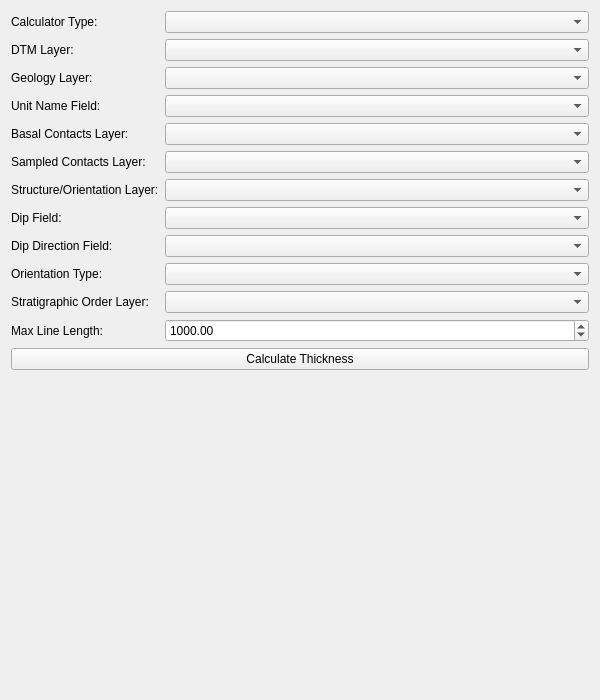
Before: the Qt Designer form loopstructural/gui/map2loop_tools/thickness_calculator_widget.ui in Loop3D/plugin_loopstructural, drawn with Qt 5.
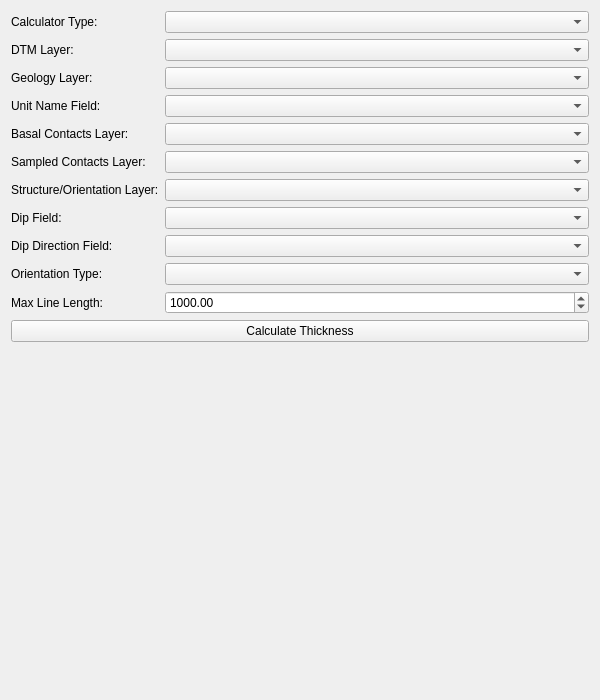
After: the same form once the commit is applied. Custom widgets are drawn as their Qt base class.

Commit message: fix: remove stratigraphic column layers

Diff of the .ui file:
```diff
--- a/loopstructural/gui/map2loop_tools/thickness_calculator_widget.ui
+++ b/loopstructural/gui/map2loop_tools/thickness_calculator_widget.ui
@@ -125,27 +125,13 @@
       <widget class="QComboBox" name="orientationTypeComboBox"/>
      </item>
      <item row="10" column="0">
-      <widget class="QLabel" name="stratiColumnLabel">
-       <property name="text">
-        <string>Stratigraphic Order Layer:</string>
-       </property>
-      </widget>
-     </item>
-     <item row="10" column="1">
-      <widget class="QgsMapLayerComboBox" name="stratiColumnComboBox">
-       <property name="allowEmptyLayer">
-        <bool>true</bool>
-       </property>
-      </widget>
-     </item>
-     <item row="11" column="0">
       <widget class="QLabel" name="maxLineLengthLabel">
        <property name="text">
         <string>Max Line Length:</string>
        </property>
       </widget>
      </item>
-     <item row="11" column="1">
+     <item row="10" column="1">
       <widget class="QgsDoubleSpinBox" name="maxLineLengthSpinBox">
        <property name="maximum">
         <double>1000000.000000000000000</double>
```
